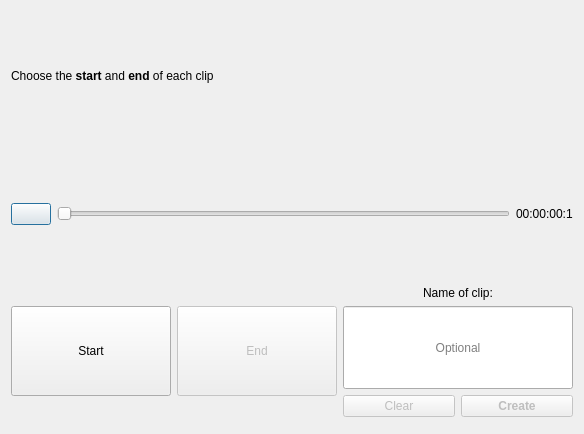
Qt form src/windows/ui/cutting.ui (OpenShot/openshot-qt) before a commit.
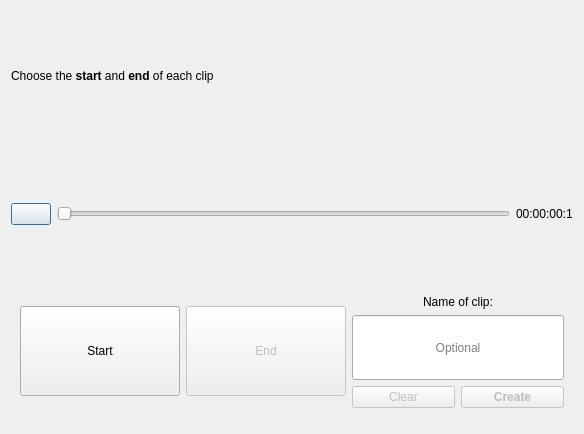
The same form after that commit. Icons and pictures are not drawn.

Commit message: Improve cutting/splitting dialog to use Timeline() object, to support all possible media types (images, videos, etc...) and maintain correct aspect ratio. Optimize for initial size of preview widget. Adding new preview window (instead of using the main window).

Patch:
```diff
--- a/src/windows/ui/cutting.ui
+++ b/src/windows/ui/cutting.ui
@@ -80,6 +80,7 @@
         </layout>
        </item>
        <item>
+        <widget class="QWidget" name="widgetControls" native="true">
         <layout class="QHBoxLayout" name="horizontalLayout_2">
          <item>
           <widget class="QPushButton" name="btnStart">
@@ -180,6 +181,7 @@
           </layout>
          </item>
         </layout>
+        </widget>
        </item>
       </layout>
      </item>
```
Left out of the diff: 2 changed lines with no effect on the pictures. Lines whose indentation alone changed are shown as unchanged. The commit also changes 2 other files.
